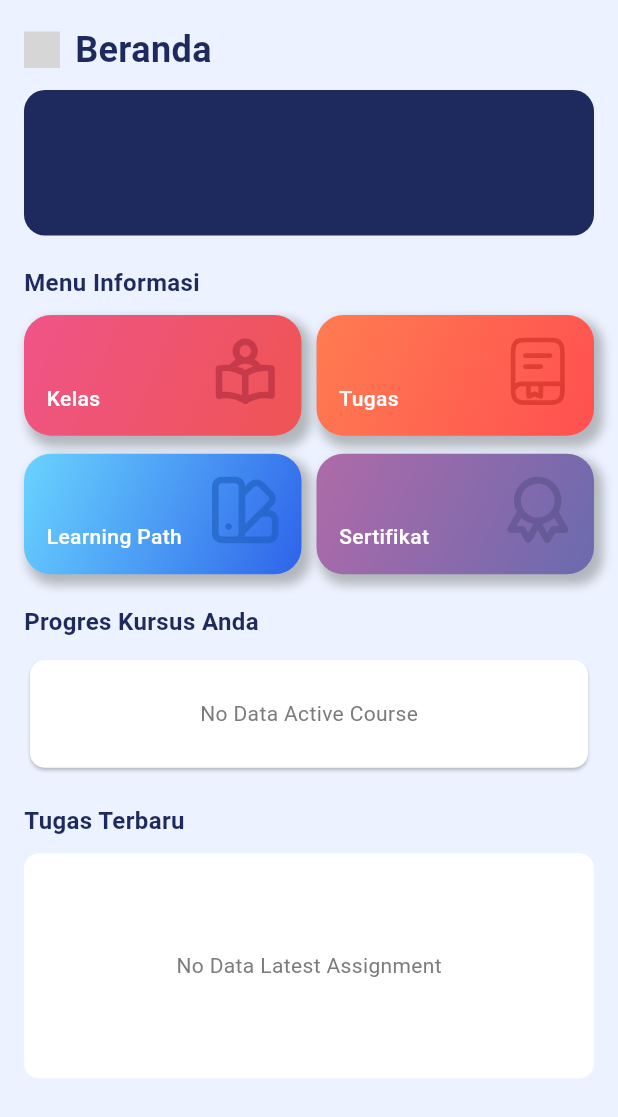
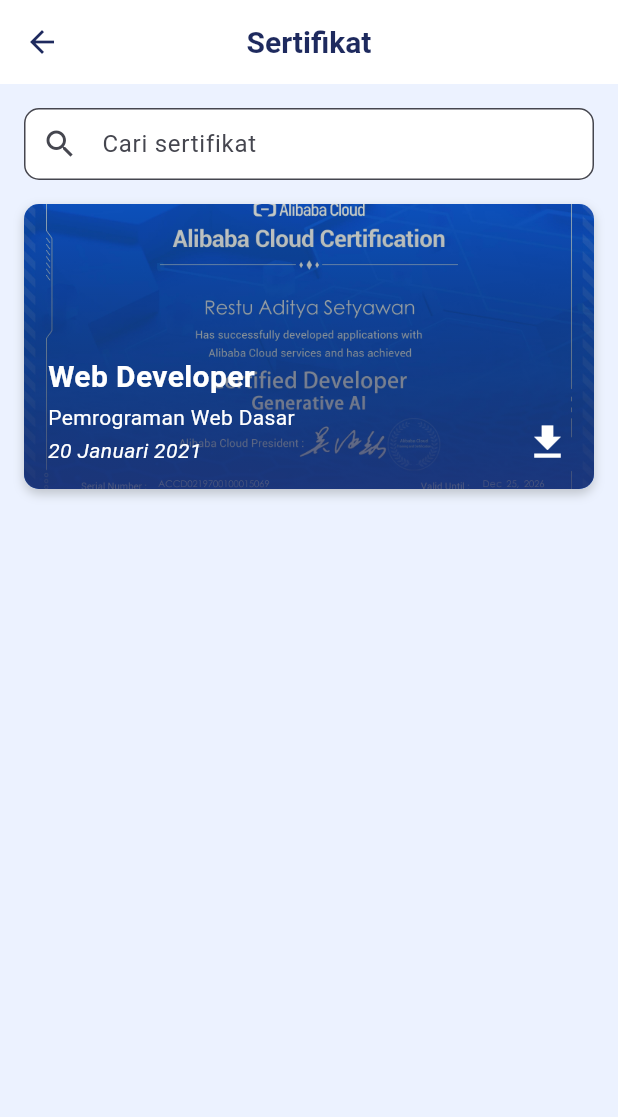
Before and after one commit to aditstywn/bengkod_mobile, a Flutter app: the HomePage screen opened directly, after a tap on "Sertifikat", on a phone screen of 412 x 824 dp. Shown: the top 1117 px of the screen. Run offline on Flutter 3.47's test engine with Material 3 defaults, Android fonts, the phone set to English and light mode, and no system bars; our stand-ins replace animated_custom_dropdown, bloc, cached_network_image, dartz, dotted_border, file_picker and 7 more; missing offline and left inert: flutter_inappwebview, flutter_markdown_latex, html2md, markdown, mobile_scanner, syncfusion_flutter_pdfviewer; accounts and stored records are empty; project files that could hold a hidden picture were left out; grey boxes are pictures that could not be loaded.

Commit message:
add : certificate

```diff
--- /dev/null
+++ b/lib/features/certificate/presentation/pages/certificate_page.dart
@@ -0,0 +1,121 @@
+import 'package:bengkod_mobile_app/core/components/spaces.dart';
+import 'package:flutter/material.dart';
+
+import '../../../../core/config/app_color.dart';
+
+class CertificatePage extends StatefulWidget {
+  const CertificatePage({super.key});
+
+  @override
+  State<CertificatePage> createState() => _CertificatePageState();
+}
+
+class _CertificatePageState extends State<CertificatePage> {
+  final TextEditingController searchController = TextEditingController();
+  @override
+  Widget build(BuildContext context) {
+    return Scaffold(
+      appBar: AppBar(
+        title: Text('Sertifikat'),
+      ),
+      body: ListView(
+        padding: const EdgeInsets.all(16),
+        children: [
+          TextField(
+            controller: searchController,
+            decoration: InputDecoration(
+              hintText: 'Cari sertifikat',
+              prefixIcon: Icon(Icons.search),
+              border: OutlineInputBorder(
+                borderRadius: BorderRadius.circular(10),
+              ),
+              filled: true,
+              fillColor: AppColors.white,
+              contentPadding: EdgeInsets.all(10),
+            ),
+          ),
+          SpaceHeight(16),
+          Container(
+            height: 190,
+            decoration: BoxDecoration(
+              color: AppColors.white,
+              borderRadius: BorderRadius.circular(10),
+              boxShadow: [
+                BoxShadow(
+                  color: AppColors.grey.withAlpha(100),
+                  blurRadius: 5,
+                  offset: Offset(0, 3),
+                ),
+              ],
+              image: DecorationImage(
+                image: AssetImage('assets/images/sertifikat.jpg'),
+                fit: BoxFit.cover,
+              ),
+            ),
+            child: Container(
+              padding: EdgeInsets.all(16),
+              decoration: BoxDecoration(
+                borderRadius: BorderRadius.circular(10),
+                gradient: LinearGradient(
+                  begin: Alignment.bottomCenter,
+                  end: Alignment.topCenter,
+                  colors: [
+                    AppColors.primary.withAlpha(200),
+                    AppColors.black.withAlpha(50),
+                  ],
+                ),
+              ),
+              child: Row(
+                children: [
+                  Expanded(
+                    child: Column(
+                      mainAxisAlignment: MainAxisAlignment.end,
+                      crossAxisAlignment: CrossAxisAlignment.start,
+                      children: [
+                        Text(
+                          'Web Developer',
+                          style: TextStyle(
+                            color: AppColors.white,
+                            fontSize: 20,
+                            fontWeight: FontWeight.w700,
+                          ),
+                        ),
+                        SpaceHeight(2),
+                        Text(
+                          'Pemrograman Web Dasar',
+                          style: TextStyle(
+                            color: AppColors.white,
+                            fontSize: 14,
+                            fontWeight: FontWeight.w400,
+                          ),
+                        ),
+                        SpaceHeight(2),
+                        Text(
+                          '20 Januari 2021',
+                          style: TextStyle(
+                            color: AppColors.white,
+                            fontSize: 14,
+                            fontWeight: FontWeight.w400,
+                            fontStyle: FontStyle.italic,
+                          ),
+                        ),
+                      ],
+                    ),
+                  ),
+                  Align(
+                    alignment: Alignment.bottomRight,
+                    child: Icon(
+                      Icons.download,
+                      color: AppColors.white,
+                      size: 30,
+                    ),
+                  ),
+                ],
+              ),
+            ),
+          ),
+        ],
+      ),
+    );
+  }
+}
--- a/lib/features/home/presentation/pages/home_page.dart
+++ b/lib/features/home/presentation/pages/home_page.dart
@@ -10,6 +10,7 @@ import '../../../../core/extensions/build_context_ext.dart';
 import '../../../assignment/presentation/pages/class_and_assignment_page.dart';
 import '../../../assignment/presentation/pages/detail_assignment_page.dart';
 import '../../../assignment/presentation/widgets/assignment_card.dart';
+import '../../../certificate/presentation/pages/certificate_page.dart';
 import '../../../class/presentation/pages/class_page.dart';
 import '../../../courses/presentation/pages/class_courses_page.dart';
 import '../../../courses/presentation/pages/courses_page.dart';
@@ -230,7 +231,9 @@ class _HomePageState extends State<HomePage> {
                     icon: 'assets/icons/learning_path.svg',
                   ),
                   MenuButton(
-                    onTap: () {},
+                    onTap: () {
+                      context.push(CertificatePage());
+                    },
                     color: Color(0xFFAF6AA8),
                     colorScondary: Color(0xFF6B6AAF),
                     title: 'Sertifikat',
```
Also changed, not shown: assets/images/sertifikat.jpg (added).
